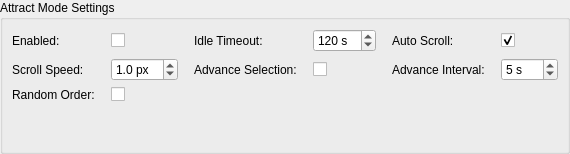
Before: the Qt Designer form src/ui/dialogs/settings/behavior/attractpanel.ui in EtherAura/Kartend, drawn with Qt 5.
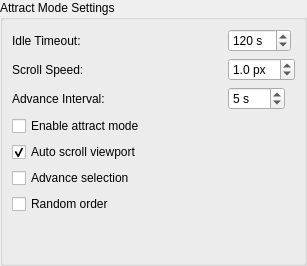
After: the same form once the commit is applied.

```diff
--- a/src/ui/dialogs/settings/behavior/attractpanel.ui
+++ b/src/ui/dialogs/settings/behavior/attractpanel.ui
@@ -12,25 +12,13 @@
      <property name="title"><string>Attract Mode Settings</string></property>
      <layout class="QVBoxLayout" name="attractContentLayout">
       <item>
-       <layout class="QGridLayout" name="attractFormLayout">
+       <layout class="QFormLayout" name="attractFormLayout">
         <property name="horizontalSpacing"><number>16</number></property>
         <property name="verticalSpacing"><number>6</number></property>
-        <item row="0" column="0">
-         <widget class="QLabel" name="attractModeLabel">
-          <property name="text"><string>Enabled:</string></property>
-         </widget>
-        </item>
+        <property name="labelAlignment"><set>Qt::AlignmentFlag::AlignLeft|Qt::AlignmentFlag::AlignVCenter</set></property>
+        <property name="fieldGrowthPolicy"><enum>QFormLayout::FieldGrowthPolicy::FieldsStayAtSizeHint</enum></property>
+        <item row="0" column="0"><widget class="QLabel" name="attractIdleTimeoutLabel"><property name="minimumSize"><size><width>200</width><height>0</height></size></property><property name="text"><string>Idle Timeout:</string></property></widget></item>
         <item row="0" column="1">
-         <widget class="QCheckBox" name="attractModeCheckBox">
-          <property name="toolTip"><string>Automatically scroll through items after an idle timeout</string></property>
-         </widget>
-        </item>
-        <item row="0" column="2">
-         <widget class="QLabel" name="attractIdleTimeoutLabel">
-          <property name="text"><string>Idle Timeout:</string></property>
-         </widget>
-        </item>
-        <item row="0" column="3">
          <widget class="QSpinBox" name="attractIdleTimeoutSpinBox">
           <property name="maximumWidth"><number>100</number></property>
           <property name="toolTip"><string>Seconds of inactivity before attract mode activates (10-3600)</string></property>
@@ -40,22 +28,7 @@
           <property name="value"><number>120</number></property>
          </widget>
         </item>
-        <item row="0" column="4">
-         <widget class="QLabel" name="attractAutoScrollLabel">
-          <property name="text"><string>Auto Scroll:</string></property>
-         </widget>
-        </item>
-        <item row="0" column="5">
-         <widget class="QCheckBox" name="attractAutoScrollCheckBox">
-          <property name="toolTip"><string>Smoothly scroll the viewport up and down while attract mode is active</string></property>
-          <property name="checked"><bool>true</bool></property>
-         </widget>
-        </item>
-        <item row="1" column="0">
-         <widget class="QLabel" name="attractScrollSpeedLabel">
-          <property name="text"><string>Scroll Speed:</string></property>
-         </widget>
-        </item>
+        <item row="1" column="0"><widget class="QLabel" name="attractScrollSpeedLabel"><property name="minimumSize"><size><width>200</width><height>0</height></size></property><property name="text"><string>Scroll Speed:</string></property></widget></item>
         <item row="1" column="1">
          <widget class="QDoubleSpinBox" name="attractScrollSpeedSpinBox">
           <property name="maximumWidth"><number>100</number></property>
@@ -68,22 +41,8 @@
           <property name="value"><double>1.0</double></property>
          </widget>
         </item>
-        <item row="1" column="2">
-         <widget class="QLabel" name="attractAdvanceSelectionLabel">
-          <property name="text"><string>Advance Selection:</string></property>
-         </widget>
-        </item>
-        <item row="1" column="3">
-         <widget class="QCheckBox" name="attractAdvanceSelectionCheckBox">
-          <property name="toolTip"><string>Also cycle through items by changing the selection on its own timer while attract mode is active</string></property>
-         </widget>
-        </item>
-        <item row="1" column="4">
-         <widget class="QLabel" name="attractAdvanceIntervalLabel">
-          <property name="text"><string>Advance Interval:</string></property>
-         </widget>
-        </item>
-        <item row="1" column="5">
+        <item row="2" column="0"><widget class="QLabel" name="attractAdvanceIntervalLabel"><property name="minimumSize"><size><width>200</width><height>0</height></size></property><property name="text"><string>Advance Interval:</string></property></widget></item>
+        <item row="2" column="1">
          <widget class="QSpinBox" name="attractAdvanceIntervalSpinBox">
           <property name="maximumWidth"><number>100</number></property>
           <property name="toolTip"><string>Seconds between selection advances during attract mode (1-600)</string></property>
@@ -93,16 +52,10 @@
           <property name="value"><number>5</number></property>
          </widget>
         </item>
-        <item row="2" column="0">
-         <widget class="QLabel" name="attractAdvanceRandomLabel">
-          <property name="text"><string>Random Order:</string></property>
-         </widget>
-        </item>
-        <item row="2" column="1" colspan="5">
-         <widget class="QCheckBox" name="attractAdvanceRandomCheckBox">
-          <property name="toolTip"><string>When advancing the selection, pick a random item instead of the next sequential one</string></property>
-         </widget>
-        </item>
+        <item row="3" column="0" colspan="2"><widget class="QCheckBox" name="attractModeCheckBox"><property name="text"><string>Enable attract mode</string></property><property name="toolTip"><string>Automatically scroll through items after an idle timeout</string></property></widget></item>
+        <item row="4" column="0" colspan="2"><widget class="QCheckBox" name="attractAutoScrollCheckBox"><property name="text"><string>Auto scroll viewport</string></property><property name="toolTip"><string>Smoothly scroll the viewport up and down while attract mode is active</string></property><property name="checked"><bool>true</bool></property></widget></item>
+        <item row="5" column="0" colspan="2"><widget class="QCheckBox" name="attractAdvanceSelectionCheckBox"><property name="text"><string>Advance selection</string></property><property name="toolTip"><string>Also cycle through items by changing the selection on its own timer while attract mode is active</string></property></widget></item>
+        <item row="6" column="0" colspan="2"><widget class="QCheckBox" name="attractAdvanceRandomCheckBox"><property name="text"><string>Random order</string></property><property name="toolTip"><string>When advancing the selection, pick a random item instead of the next sequential one</string></property></widget></item>
        </layout>
       </item>
       <item>
```
Left out of the diff: 6 changed lines with no effect on the pictures.
